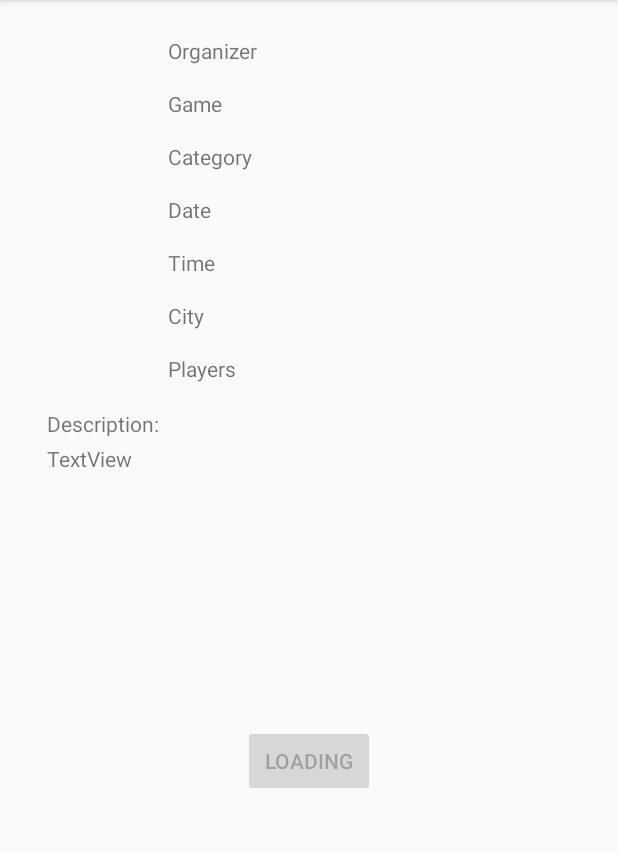
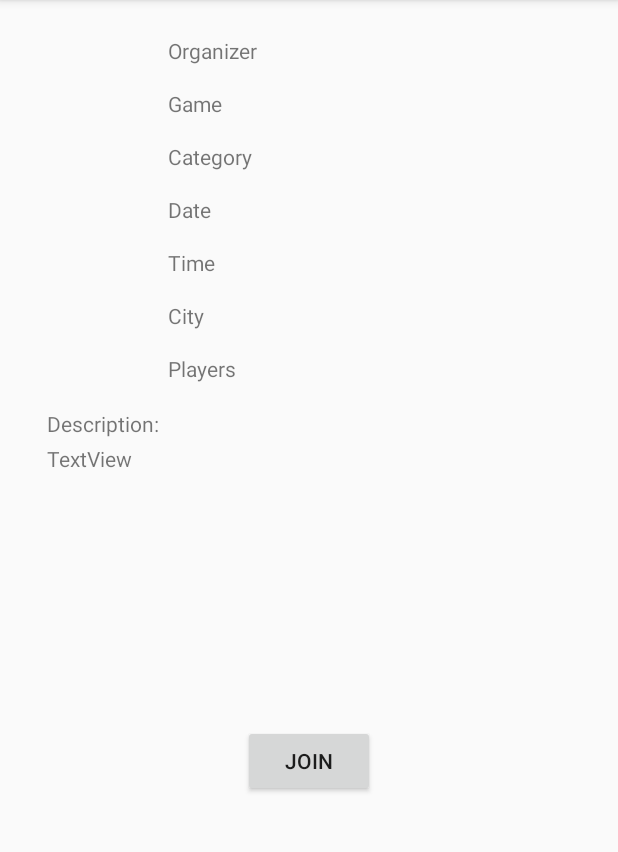
Before and after one commit to FoXPeeD/GamePlan, an Android app: the ViewPost screen opened directly, with no data from a screen before it, on a phone screen of 412 x 824 dp, the part 84-936 px from its top. Run offline under Robolectric (Android 15) with nearby library versions, the phone set to English and light mode, and no system bars; our stand-ins replace Firebase (no records; nobody signed in at launch, a user with empty details on screens opened directly); 13 statements that could not run were skipped.

Commit message:
join button is working

```diff
--- a/app/src/main/java/com/example/foxtz/gameplan/ViewPost.java
+++ b/app/src/main/java/com/example/foxtz/gameplan/ViewPost.java
@@ -8,56 +8,156 @@ import android.widget.Button;
 import android.widget.TextView;
 import android.widget.Toast;
 
+import com.google.firebase.auth.FirebaseAuth;
 import com.google.firebase.database.DataSnapshot;
 import com.google.firebase.database.DatabaseError;
 import com.google.firebase.database.DatabaseReference;
 import com.google.firebase.database.FirebaseDatabase;
 import com.google.firebase.database.ValueEventListener;
 
+import java.util.HashMap;
+
 public class ViewPost extends AppCompatActivity {
+
+    TextView organizerText;
+    TextView gameText;
+    TextView categoryText;
+    TextView dateText;
+    TextView timeText;
+    TextView cityText;
+    TextView playersText;
+    TextView descriptionText;
+    Button joinButton;
+    boolean canJoin;
+    String dateTimePath;
+    String postID;
+    int desiredNumPlayers;
+
+
 
     @Override
     protected void onCreate(Bundle savedInstanceState) {
         super.onCreate(savedInstanceState);
         setContentView(R.layout.activity_view_post);
 
-        TextView organizer = findViewById(R.id.organizerTextView);
-        TextView game = findViewById(R.id.gameTextView);
-        TextView category = findViewById(R.id.categoryTextView);
-        TextView date = findViewById(R.id.dateTextView);
-        TextView time = findViewById(R.id.timeTextView);
-        TextView city = findViewById(R.id.cityTextView);
-        TextView players = findViewById(R.id.playersTextView);
-        TextView description = findViewById(R.id.descriptionTextView);
+        organizerText = findViewById(R.id.organizerTextView);
+        gameText = findViewById(R.id.gameTextView);
+        categoryText = findViewById(R.id.categoryTextView);
+        dateText = findViewById(R.id.dateTextView);
+        timeText = findViewById(R.id.timeTextView);
+        cityText = findViewById(R.id.cityTextView);
+        playersText = findViewById(R.id.playersTextView);
+        descriptionText = findViewById(R.id.descriptionTextView);
 
-        Button joinLeaveButton = findViewById(R.id.joinLeaveButton);
-        joinLeaveButton.setText("loading");
-        joinLeaveButton.setEnabled(false);
-        joinLeaveButton.setOnClickListener(new View.OnClickListener() {
+        joinButton = findViewById(R.id.joinButton);
+        joinButton.setText("loading");
+        joinButton.setEnabled(false);
+        joinButton.setVisibility(View.GONE);
+        joinButton.setOnClickListener(new View.OnClickListener() {
             @Override
             public void onClick(View view) {
-                Toast.makeText(ViewPost.this, "TODO", Toast.LENGTH_SHORT).show();
+
+                //updating user's attending posts with new post
+                String userID = FirebaseAuth.getInstance().getCurrentUser().getUid();
+                FirebaseDatabase database = FirebaseDatabase.getInstance();
+                DatabaseReference refPostAll = database.getReference("posts/" + dateTimePath + "/" + postID);
+                DatabaseReference refPostUser = database.getReference("users/" + userID + "/attending/" + dateTimePath + "/" + postID);
+                copyAtDB(refPostAll,refPostUser);
+
+                //update number of current players in original post (at DB) and on this activity
+                final DatabaseReference refPlayersNum = refPostAll.child("currentNumPlayers");
+                refPlayersNum.addListenerForSingleValueEvent(new ValueEventListener() {
+                    @Override
+                    public void onDataChange(DataSnapshot dataSnapshot) {
+                        int currentPlayers = Integer.valueOf(dataSnapshot.getValue().toString());
+                        currentPlayers++;
+                        refPlayersNum.setValue(currentPlayers);
+                        joinButton.setEnabled(false);
+                        joinButton.setText("going");
+                        playersText.setText(currentPlayers + " out of " + desiredNumPlayers);
+                    }
+
+                    @Override
+                    public void onCancelled(DatabaseError databaseError) {
+
+                    }
+                });
+
+
             }
         });
 
-        //TODO: get data from DB
         Post post = (Post) getIntent().getSerializableExtra("Post");
+        desiredNumPlayers = post.getDesiredNumPlayers();
+        canJoin = getIntent().getBooleanExtra("canJoin",true);
+        showPostDataFromDB(post);
+        setJoinButtonStatus(canJoin);
+    }
 
-        organizer.setText(post.getUserName());
-        game.setText(post.getGame());
-        category.setText(post.getCategory());
-        date.setText(post.getDate());
-        time.setText(post.getTime());
-        city.setText(post.getCity());
-        players.setText(post.getCurrNumPlayers() + " out of " + post.getDesiredNumPlayers());
-        description.setText(post.getDescription());
-
-        String dataTimeString = post.getDate() + "/" + post.getTime();//here
+    public void showPostDataFromDB(final Post post){
+        String date = String.valueOf(post.getYear()) + "/" + post.getMonth() + "/" +  String.valueOf(post.getDay());
+        String time = post.getTime();
+        dateTimePath = date + "/" + time;
+        postID = post.getId();
         FirebaseDatabase database = FirebaseDatabase.getInstance();
-        DatabaseReference refPosts = database.getReference(dataTimeString);
-        refPosts.addListenerForSingleValueEvent(new ValueEventListener() {
+        DatabaseReference refPost = database.getReference("posts/" + dateTimePath + "/" + postID);
+        refPost.addListenerForSingleValueEvent(new ValueEventListener() {
             @Override
             public void onDataChange(DataSnapshot dataSnapshot) {
+                HashMap<String, Object> postMap = (HashMap<String, Object>) dataSnapshot.getValue();
+                String postID = dataSnapshot.getKey();
+
+
+                //Toast.makeText(ViewPost.this, post.getDate(), Toast.LENGTH_SHORT).show();
+                Post fullPost = new Post(postMap.get("category").toString(), postMap.get("game").toString(), post.getHour(), post.getMinutes(),
+                        post.getDay(), post.getMonth(), post.getYear(), postMap.get("city").toString(), postMap.get("userID").toString(),
+                        postMap.get("currentNumPlayers").toString(), postMap.get("desiredNumPlayers").toString(),
+                        postMap.get("description").toString(), postMap.get("user_name").toString(), postID);
+
+                organizerText.setText(fullPost.getUserName());
+                gameText.setText(fullPost.getGame());
+                categoryText.setText(fullPost.getCategory());
+                dateText.setText(fullPost.getDate());
+                timeText.setText(fullPost.getTime());
+                cityText.setText(fullPost.getCity());
+                playersText.setText(fullPost.getCurrNumPlayers() + " out of " + fullPost.getDesiredNumPlayers());
+                descriptionText.setText(fullPost.getDescription());
+
+            }
+            @Override
+            public void onCancelled(DatabaseError databaseError) {
+
+            }
+        });
+    }
+    public void setJoinButtonStatus(Boolean canJoin){
+
+        if(canJoin){
+            joinButton.setText("Join");
+            joinButton.setEnabled(true);
+            joinButton.setVisibility(View.VISIBLE);
+        } else {
+            joinButton.setText("going");
+            joinButton.setEnabled(false);
+            joinButton.setVisibility(View.GONE); // View.INVISIBLE reserves space for the item
+        }
+    }
+
+    private void copyAtDB(final DatabaseReference fromPath, final DatabaseReference toPath) {
+        fromPath.addListenerForSingleValueEvent(new ValueEventListener() {
+            @Override
+            public void onDataChange(DataSnapshot dataSnapshot) {
+                toPath.setValue(dataSnapshot.getValue(), new DatabaseReference.CompletionListener() {
+                    @Override
+                    public void onComplete(DatabaseError firebaseError, DatabaseReference firebase) {
+                        if (firebaseError != null) {
+                            System.out.println("Copy failed");
+                        } else {
+                            System.out.println("Success");
+
+                        }
+                    }
+                });
 
             }
 
@@ -69,5 +169,4 @@ public class ViewPost extends AppCompatActivity {
     }
 
 
-
 }
--- a/app/src/main/res/layout/activity_view_post.xml
+++ b/app/src/main/res/layout/activity_view_post.xml
@@ -133,7 +133,7 @@
         app:layout_constraintTop_toTopOf="@+id/TextView1" />
 
     <Button
-        android:id="@+id/joinLeaveButton"
+        android:id="@+id/joinButton"
         android:layout_width="wrap_content"
         android:layout_height="wrap_content"
         android:layout_marginTop="16dp"
```
Also changed, not shown: app/src/main/java/com/example/foxtz/gameplan/PostsActivity.java (+7 -1 lines).
